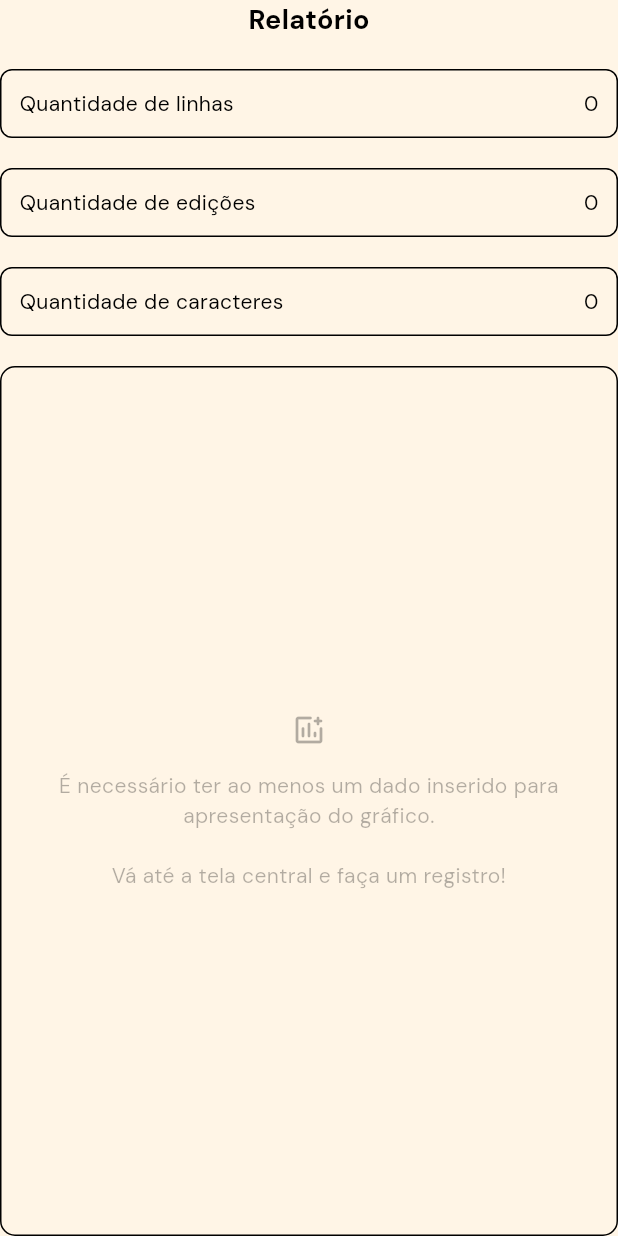
After one commit to im-danielp/target_sistemas_desafio, a Flutter app: the ReportScreen screen opened directly, on a phone screen of 412 x 824 dp. The commit adds this screen. Run offline on Flutter 3.47's test engine with Material 3 defaults, Android fonts, the light colour scheme and no system bars; our stand-ins replace curved_navigation_bar, fl_chart, flutter_mobx, gap, get_it, google_fonts and 1 more; accounts and stored records are empty; generated files the repository leaves out were written again.

Commit message:
UI ReportScreen

```diff
--- a/lib/core/constants/style_constants.dart
+++ b/lib/core/constants/style_constants.dart
@@ -3,10 +3,15 @@ import 'package:flutter/cupertino.dart';
 abstract class StyleConstants {
   static final primaryColor = Color(0XFFF93B00);
   static final secondaryColor = Color(0XFF9E20FF);
+  static final tertiaryColor = Color(0XFF0089F9);
+  static final quartaryColor = Color(0XFF2ADF5A);
+
+  static final textColor = Color.fromARGB(255, 0, 0, 0);
+  static final textLowOpacityColor = textColor.withValues(alpha: 0.3);
 
   static final screenBackgroundColor = Color(0xFFFFF5E6);
   static final fieldsBackgroundColor = Color.fromARGB(255, 255, 255, 255);
   static final outlineBorderColor = Color.fromARGB(255, 0, 0, 0);
 
-  static final screenPadding = EdgeInsets.symmetric(horizontal: 16, vertical: 16);
+  static final screenPadding = EdgeInsets.symmetric(horizontal: 16, vertical: 22);
 }
--- a/lib/modules/infos/controllers/infos_constants.dart
+++ /dev/null
@@ -1,5 +0,0 @@
-import 'package:flutter/cupertino.dart';
-
-abstract class InfosConstants {
-  static final textStyle = TextStyle(fontSize: 14);
-}
--- a/lib/modules/infos/widgets/info_dialog_edit.dart
+++ b/lib/modules/infos/widgets/info_dialog_edit.dart
@@ -21,6 +21,8 @@ class InfoDialogEdit extends StatelessWidget {
 
   @override
   Widget build(BuildContext context) {
+    descriptionController.text = info.description;
+
     return AlertDialog(
       content: Form(
         key: formKey,
--- a/lib/modules/infos/widgets/info_input.dart
+++ b/lib/modules/infos/widgets/info_input.dart
@@ -10,7 +10,7 @@ class InfoInput extends StatelessWidget {
 
   void addInfo() {
     if (formKey.currentState!.validate()) {
-      infosController.handleAddInfo(descriptionController.text);
+      infosController.handleAddInfo(descriptionController.text.trim());
       descriptionController.text = '';
     }
   }
--- a/lib/modules/report/report_screen.dart
+++ b/lib/modules/report/report_screen.dart
@@ -1,10 +1,44 @@
-import 'package:flutter/cupertino.dart';
+import 'package:flutter/material.dart';
+import 'package:flutter_mobx/flutter_mobx.dart';
+import 'package:target/core/services/locator_service.dart';
+import 'package:target/modules/report/stores/report_store.dart';
+import 'package:target/modules/report/widgets/report_chart.dart';
+import 'package:target/modules/report/widgets/report_line.dart';
+import 'package:target/modules/report/widgets/report_no_data.dart';
 
 class ReportScreen extends StatelessWidget {
   const ReportScreen({super.key});
 
+  static final reportStore = getIt<ReportStore>();
+
   @override
   Widget build(BuildContext context) {
-    return const Placeholder();
+    return Scaffold(
+      body: Observer(
+        builder: (_) => Column(
+          spacing: 20,
+          children: [
+            Text('Relatório', style: TextStyle(fontSize: 18, fontWeight: FontWeight.bold)),
+            ReportLine(
+              title: 'Quantidade de linhas',
+              count: reportStore.linesCount.toString(),
+            ),
+            ReportLine(
+              title: 'Quantidade de edições',
+              count: reportStore.editsCount.toString(),
+            ),
+            ReportLine(
+              title: 'Quantidade de caracteres',
+              count: '${reportStore.numbersCount + reportStore.lettersCount}',
+            ),
+            Visibility(
+              visible: reportStore.linesCount > 0,
+              replacement: ReportNoData(),
+              child: ReportChart(reportStore: reportStore),
+            ),
+          ],
+        ),
+      ),
+    );
   }
 }
--- /dev/null
+++ b/lib/modules/report/widgets/report_line.dart
@@ -0,0 +1,31 @@
+import 'package:flutter/material.dart';
+import 'package:target/core/constants/style_constants.dart';
+
+class ReportLine extends StatelessWidget {
+  final String title;
+  final String count;
+
+  const ReportLine({
+    super.key,
+    required this.title,
+    required this.count,
+  });
+
+  @override
+  Widget build(BuildContext context) {
+    return Container(
+      padding: EdgeInsets.all(12),
+      decoration: BoxDecoration(
+        border: Border.all(color: StyleConstants.outlineBorderColor),
+        borderRadius: BorderRadius.circular(8),
+      ),
+      child: Row(
+        mainAxisAlignment: MainAxisAlignment.spaceBetween,
+        children: [
+          Text(title),
+          Text(count),
+        ],
+      ),
+    );
+  }
+}
--- /dev/null
+++ b/lib/modules/report/widgets/report_no_data.dart
@@ -0,0 +1,35 @@
+import 'package:flutter/material.dart';
+import 'package:target/core/constants/style_constants.dart';
+
+class ReportNoData extends StatelessWidget {
+  const ReportNoData({super.key});
+
+  @override
+  Widget build(BuildContext context) {
+    return Expanded(
+      child: Container(
+        padding: const EdgeInsets.symmetric(vertical: 24, horizontal: 16),
+        decoration: BoxDecoration(
+          border: Border.all(color: StyleConstants.outlineBorderColor),
+          borderRadius: BorderRadius.circular(10),
+        ),
+        child: Column(
+          mainAxisAlignment: MainAxisAlignment.center,
+          crossAxisAlignment: CrossAxisAlignment.stretch,
+          spacing: 15,
+          children: [
+            Icon(
+              Icons.add_chart_rounded,
+              color: StyleConstants.textLowOpacityColor,
+            ),
+            Text(
+              'É necessário ter ao menos um dado inserido para apresentação do gráfico.\n\nVá até a tela central e faça um registro!',
+              textAlign: TextAlign.center,
+              style: TextStyle(color: StyleConstants.textLowOpacityColor),
+            ),
+          ],
+        ),
+      ),
+    );
+  }
+}
--- a/pubspec.yaml
+++ b/pubspec.yaml
@@ -40,6 +40,7 @@ dependencies:
   google_fonts: ^8.0.2
   gap: ^3.0.1
   curved_navigation_bar: ^1.0.6
+  fl_chart: ^1.2.0
 
 dev_dependencies:
   flutter_test:
```
Also changed, not shown: lib/modules/home/home_screen.dart (+5 -4 lines), lib/modules/report/stores/report_store.dart (+40 -26 lines), lib/modules/report/widgets/report_chart.dart (added, +85 -0 lines), lib/modules/report/widgets/report_chart_caption.dart (added, +35 -0 lines), lib/modules/report/stores/report_store.g.dart, pubspec.lock.
